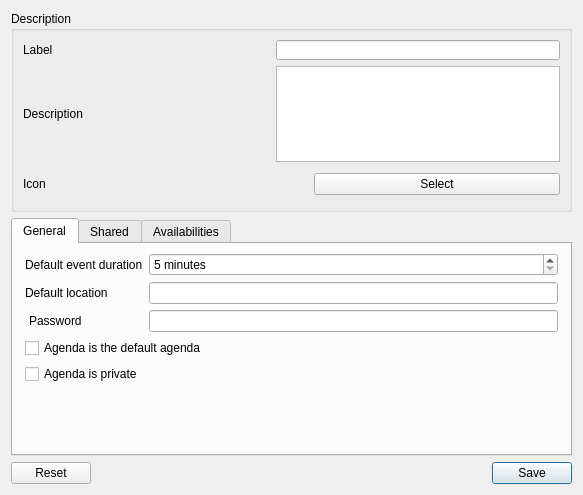
Old version of the form plugins/agendaplugin/usercalendareditor.ui in the repository FreeHealth/freehealth.
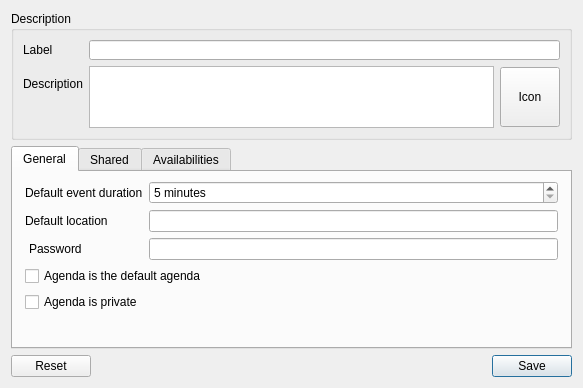
New version of the form. Custom widgets are drawn as their Qt base class.

Commit message: UI improvements in agenda preferences

Patch:
```diff
--- a/plugins/agendaplugin/usercalendareditor.ui
+++ b/plugins/agendaplugin/usercalendareditor.ui
@@ -7,116 +7,13 @@
     <x>0</x>
     <y>0</y>
     <width>583</width>
-    <height>495</height>
+    <height>388</height>
    </rect>
   </property>
   <property name="windowTitle">
    <string>Form</string>
   </property>
   <layout class="QGridLayout" name="gridLayout_3">
-   <item row="0" column="0">
-    <widget class="QGroupBox" name="groupBox">
-     <property name="title">
-      <string>Description</string>
-     </property>
-     <layout class="QGridLayout" name="gridLayout">
-      <item row="1" column="1" colspan="2">
-       <widget class="QTextEdit" name="description">
-        <property name="minimumSize">
-         <size>
-          <width>0</width>
-          <height>50</height>
-         </size>
-        </property>
-        <property name="maximumSize">
-         <size>
-          <width>16777215</width>
-          <height>100</height>
-         </size>
-        </property>
-       </widget>
-      </item>
-      <item row="2" column="0">
-       <widget class="QLabel" name="label_5">
-        <property name="minimumSize">
-         <size>
-          <width>0</width>
-          <height>20</height>
-         </size>
-        </property>
-        <property name="text">
-         <string>Icon</string>
-        </property>
-       </widget>
-      </item>
-      <item row="1" column="0">
-       <widget class="QLabel" name="label_3">
-        <property name="sizePolicy">
-         <sizepolicy hsizetype="Preferred" vsizetype="Preferred">
-          <horstretch>0</horstretch>
-          <verstretch>0</verstretch>
-         </sizepolicy>
-        </property>
-        <property name="minimumSize">
-         <size>
-          <width>0</width>
-          <height>20</height>
-         </size>
-        </property>
-        <property name="text">
-         <string>Description</string>
-        </property>
-       </widget>
-      </item>
-      <item row="2" column="1">
-       <widget class="QLabel" name="iconLabel">
-        <property name="minimumSize">
-         <size>
-          <width>32</width>
-          <height>32</height>
-         </size>
-        </property>
-        <property name="maximumSize">
-         <size>
-          <width>32</width>
-          <height>32</height>
-         </size>
-        </property>
-       </widget>
-      </item>
-      <item row="2" column="2">
-       <widget class="QPushButton" name="selectIconButton">
-        <property name="text">
-         <string>Select</string>
-        </property>
-       </widget>
-      </item>
-      <item row="0" column="0">
-       <widget class="QLabel" name="label_2">
-        <property name="minimumSize">
-         <size>
-          <width>0</width>
-          <height>20</height>
-         </size>
-        </property>
-        <property name="text">
-         <string>Label</string>
-        </property>
-       </widget>
-      </item>
-      <item row="0" column="1" colspan="2">
-       <widget class="QLineEdit" name="calendarLabel">
-        <property name="minimumSize">
-         <size>
-          <width>0</width>
-          <height>20</height>
-         </size>
-        </property>
-       </widget>
-      </item>
-     </layout>
-    </widget>
-   </item>
    <item row="2" column="0">
     <widget class="QDialogButtonBox" name="buttonBox">
      <property name="standardButtons">
@@ -196,7 +93,7 @@
          </property>
         </widget>
        </item>
-       <item row="7" column="0">
+       <item row="7" column="0" colspan="2">
         <widget class="QCheckBox" name="isPrivateCheck">
          <property name="text">
           <string>Agenda is private</string>
@@ -283,6 +180,105 @@
      </widget>
     </widget>
    </item>
+   <item row="0" column="0">
+    <widget class="QGroupBox" name="groupBox">
+     <property name="title">
+      <string>Description</string>
+     </property>
+     <layout class="QFormLayout" name="formLayout_2">
+      <property name="fieldGrowthPolicy">
+       <enum>QFormLayout::ExpandingFieldsGrow</enum>
+      </property>
+      <item row="0" column="0">
+       <widget class="QLabel" name="label">
+        <property name="minimumSize">
+         <size>
+          <width>0</width>
+          <height>20</height>
+         </size>
+        </property>
+        <property name="text">
+         <string>Label</string>
+        </property>
+       </widget>
+      </item>
+      <item row="0" column="1">
+       <widget class="QLineEdit" name="calendarLabel">
+        <property name="minimumSize">
+         <size>
+          <width>0</width>
+          <height>20</height>
+         </size>
+        </property>
+       </widget>
+      </item>
+      <item row="1" column="0">
+       <widget class="QLabel" name="descriptionLabel">
+        <property name="sizePolicy">
+         <sizepolicy hsizetype="Preferred" vsizetype="Preferred">
+          <horstretch>0</horstretch>
+          <verstretch>0</verstretch>
+         </sizepolicy>
+        </property>
+        <property name="minimumSize">
+         <size>
+          <width>0</width>
+          <height>20</height>
+         </size>
+        </property>
+        <property name="text">
+         <string>Description</string>
+        </property>
+       </widget>
+      </item>
+      <item row="1" column="1">
+       <layout class="QHBoxLayout" name="horizontalLayout">
+        <item>
+         <widget class="QTextEdit" name="description">
+          <property name="minimumSize">
+           <size>
+            <width>0</width>
+            <height>50</height>
+           </size>
+          </property>
+          <property name="maximumSize">
+           <size>
+            <width>16777215</width>
+            <height>100</height>
+           </size>
+          </property>
+         </widget>
+        </item>
+        <item>
+         <widget class="QPushButton" name="selectIconButton">
+          <property name="sizePolicy">
+           <sizepolicy hsizetype="Fixed" vsizetype="Fixed">
+            <horstretch>0</horstretch>
+            <verstretch>0</verstretch>
+           </sizepolicy>
+          </property>
+          <property name="minimumSize">
+           <size>
+            <width>60</width>
+            <height>60</height>
+           </size>
+          </property>
+          <property name="maximumSize">
+           <size>
+            <width>60</width>
+            <height>60</height>
+           </size>
+          </property>
+          <property name="text">
+           <string>Icon</string>
+          </property>
+         </widget>
+        </item>
+       </layout>
+      </item>
+     </layout>
+    </widget>
+   </item>
   </layout>
  </widget>
  <customwidgets>
```
Left out of the diff: 10 changed lines with no effect on the pictures. The commit also changes 1 other file.
